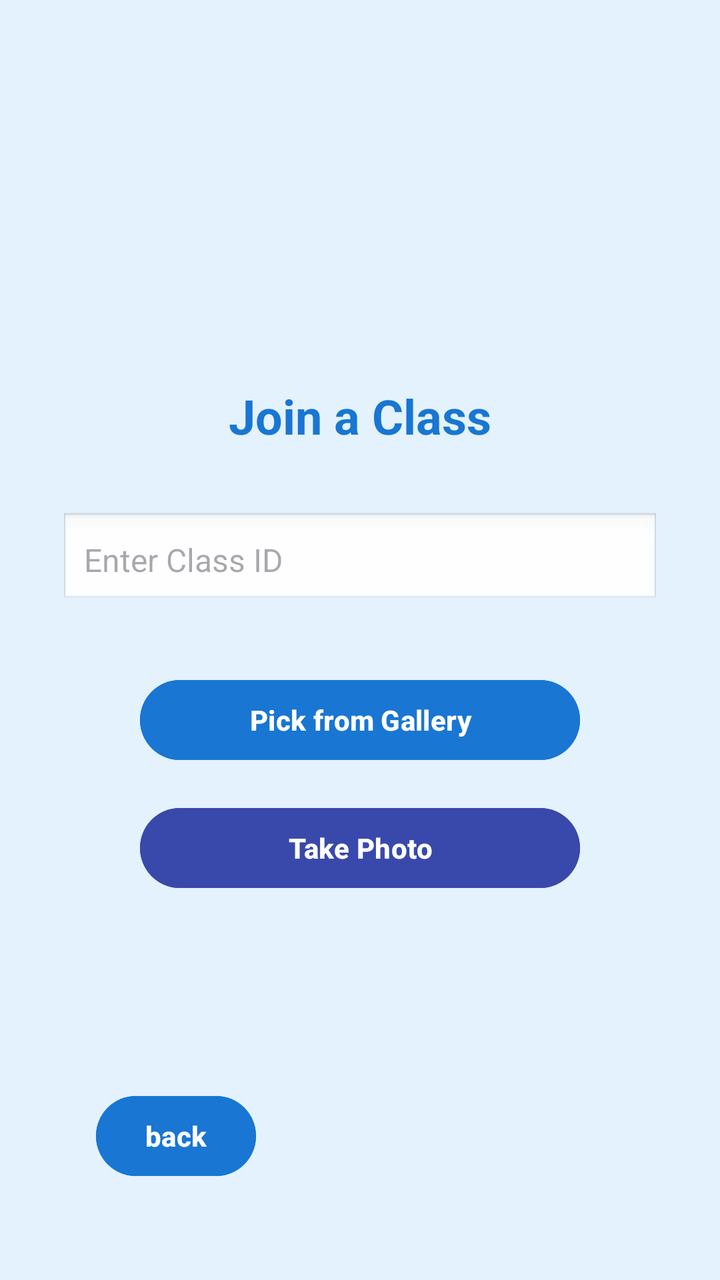
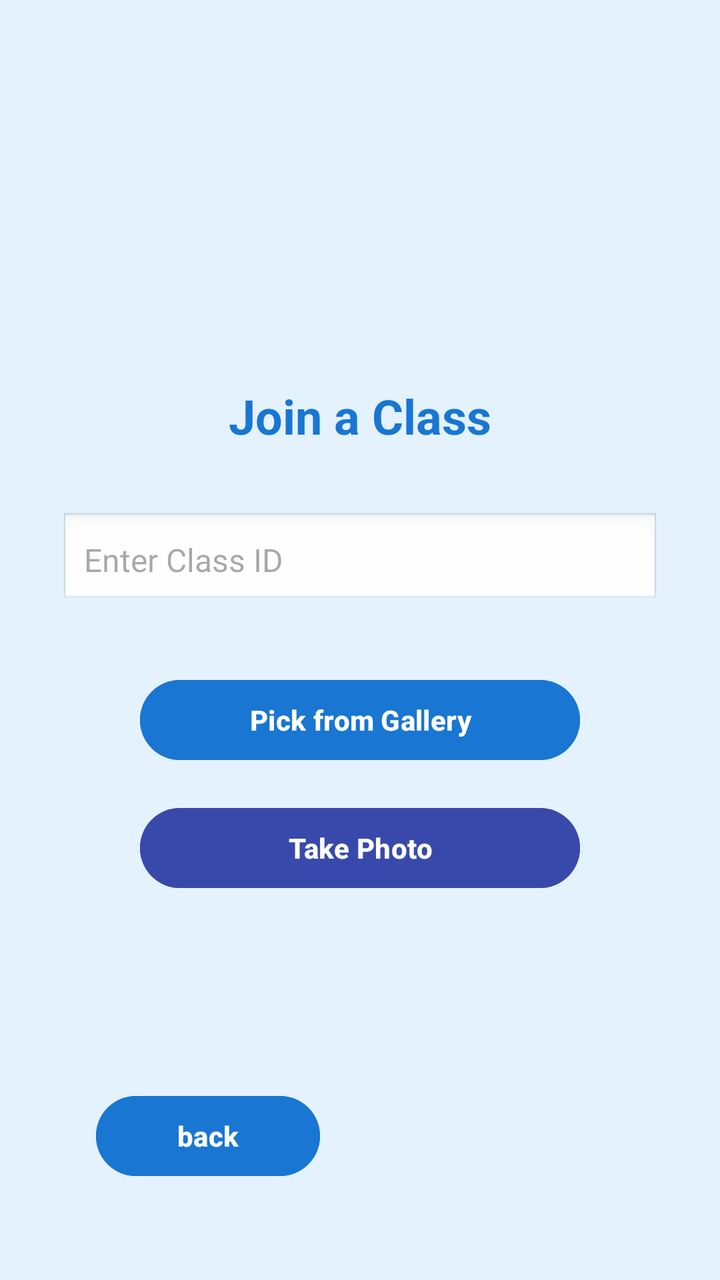

Before-and-after screenshots of an Android layout around one commit, followed by the original layout XML and the change that was made.
<!-- AndroidManifest.xml: application theme Theme.AutoTeach -->
<!-- res/layout/activity_join_class.xml -->
<?xml version="1.0" encoding="utf-8"?>
<RelativeLayout
    xmlns:android="http://schemas.android.com/apk/res/android"
    android:layout_width="match_parent"
    android:layout_height="match_parent"
    android:background="#E3F2FD"
    android:padding="32dp">

    <LinearLayout
        android:id="@+id/center_content"
        android:layout_width="match_parent"
        android:layout_height="wrap_content"
        android:orientation="vertical"
        android:gravity="center"
        android:layout_centerInParent="true">

        <TextView
            android:layout_width="wrap_content"
            android:layout_height="wrap_content"
            android:text="Join a Class"
            android:textSize="24sp"
            android:textStyle="bold"
            android:textColor="#1976D2"
            android:layout_marginBottom="32dp"/>

        <EditText
            android:id="@+id/classCode"
            android:layout_width="300dp"
            android:layout_height="wrap_content"
            android:hint="Enter Class ID"
            android:background="@android:drawable/edit_text"
            android:padding="12dp"
            android:textColor="#222"
            android:textSize="16sp"
            android:layout_marginBottom="32dp"/>

        <Button
            android:id="@+id/galleryButton"
            android:layout_width="220dp"
            android:layout_height="wrap_content"
            android:text="Pick from Gallery"
            android:backgroundTint="#1976D2"
            android:textColor="#FFFFFF"
            android:textStyle="bold"
            android:layout_marginBottom="16dp"/>

        <Button
            android:id="@+id/cameraButton"
            android:layout_width="220dp"
            android:layout_height="wrap_content"
            android:text="Take Photo"
            android:backgroundTint="#3949AB"
            android:textColor="#FFFFFF"
            android:textStyle="bold"/>
    </LinearLayout>

    <Button
        android:id="@+id/backButton"
        android:layout_width="80dp"
        android:layout_height="wrap_content"
        android:text="back"
        android:textStyle="bold"
        android:textColor="#FFFFFF"
        android:backgroundTint="#1976D2"
        android:layout_alignParentBottom="true"
        android:layout_alignParentStart="true"
        android:layout_margin="16dp"/>
</RelativeLayout>
<!-- resources referenced by this layout -->
<resources>
  <style name="Theme.AutoTeach" parent="Base.Theme.AutoTeach" />
  <style name="Base.Theme.AutoTeach" parent="Theme.Material3.DayNight.NoActionBar">
          
          
      </style>
</resources>

<!-- the commit's change to res/layout/activity_join_class.xml (unified diff, before → after) -->
@@ -56,13 +56,18 @@
 
     <Button
         android:id="@+id/backButton"
-        android:layout_width="80dp"
+        android:layout_width="112dp"
         android:layout_height="wrap_content"
+        android:layout_alignParentStart="true"
+        android:layout_alignParentBottom="true"
+        android:layout_marginStart="16dp"
+        android:layout_marginLeft="16dp"
+        android:layout_marginTop="16dp"
+        android:layout_marginEnd="16dp"
+        android:layout_marginRight="16dp"
+        android:layout_marginBottom="16dp"
+        android:backgroundTint="#1976D2"
         android:text="back"
-        android:textStyle="bold"
         android:textColor="#FFFFFF"
-        android:backgroundTint="#1976D2"
-        android:layout_alignParentBottom="true"
-        android:layout_alignParentStart="true"
-        android:layout_margin="16dp"/>
+        android:textStyle="bold" />
 </RelativeLayout>
